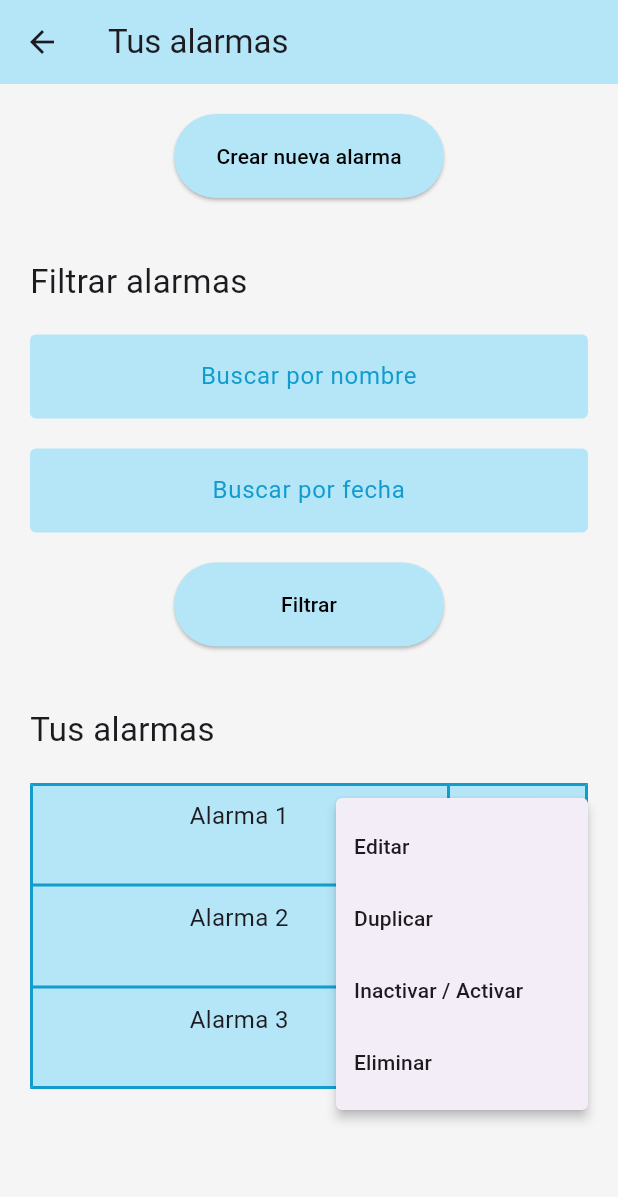
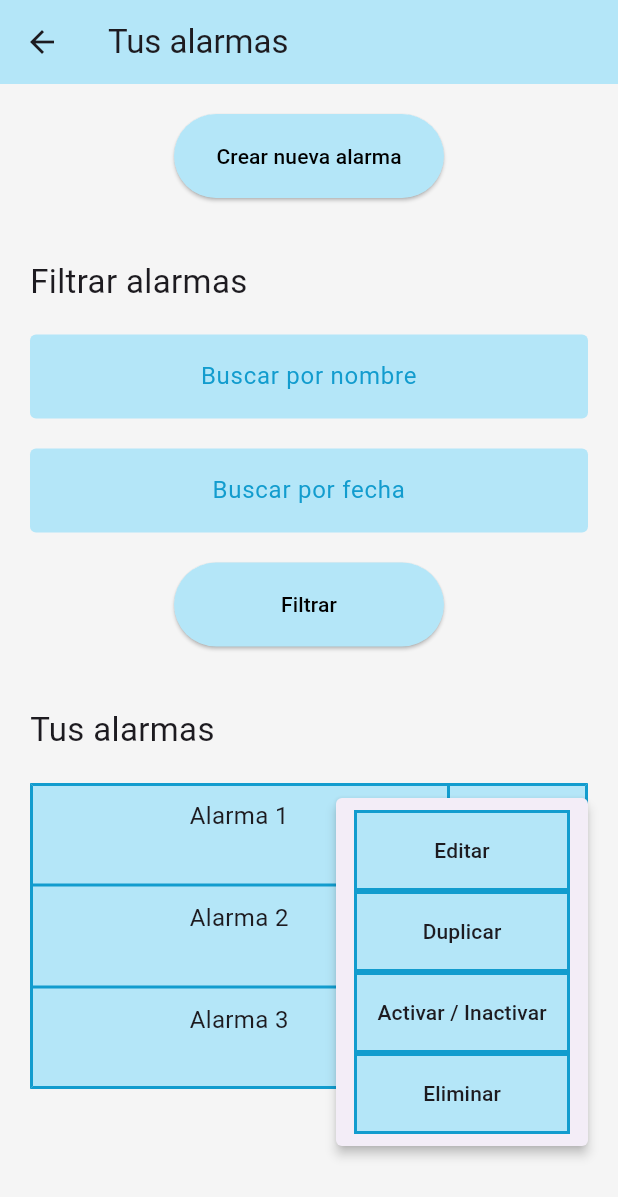
Before and after one commit to juanca-uniandes/miso2024_maquetacion_mobile, a Flutter app: the screen it shows after launch, after a tap on "Iniciar sesión", after a tap on the "more vert" icon, on a phone screen of 412 x 824 dp. Shown: the top 1197 px of the screen. Run offline on Flutter 3.47's test engine with Material 3 defaults, Android fonts, the phone set to English and light mode, and no system bars.

Commit message:
Adicionar estilos a los botones de tabla de alarmas

```diff
--- a/lib/views/alarms_screen.dart
+++ b/lib/views/alarms_screen.dart
@@ -26,6 +26,7 @@ class AlarmScreen extends StatelessWidget {
             Center(
               child: ElevatedButton(
                 onPressed: () {
+                  // Acción para crear una nueva alarma
                 },
                 child: Text('Crear nueva alarma'),
                 style: ElevatedButton.styleFrom(
@@ -72,6 +73,7 @@ class AlarmScreen extends StatelessWidget {
 
                   ElevatedButton(
                     onPressed: () {
+                      // Acción para filtrar alarmas
                     },
                     child: Text('Filtrar'),
                     style: ElevatedButton.styleFrom(
@@ -127,19 +129,63 @@ class AlarmScreen extends StatelessWidget {
                             return [
                               PopupMenuItem(
                                 value: 'editar',
-                                child: Text('Editar'),
+                                child: Container(
+                                  width: double.infinity, // Ocupa todo el ancho
+                                  decoration: BoxDecoration(
+                                    color: Color(0xFFB4E6F8),
+                                    border: Border.all(
+                                      color: Color(0xFF129CCE), // Borde de color
+                                      width: 2,
+                                    ),
+                                  ),
+                                  padding: EdgeInsets.symmetric(vertical: 15), // Alto máximo
+                                  child: Center(child: Text('Editar')),
+                                ),
                               ),
                               PopupMenuItem(
                                 value: 'duplicar',
-                                child: Text('Duplicar'),
+                                child: Container(
+                                  width: double.infinity,
+                                  decoration: BoxDecoration(
+                                    color: Color(0xFFB4E6F8),
+                                    border: Border.all(
+                                      color: Color(0xFF129CCE),
+                                      width: 2,
+                                    ),
+                                  ),
+                                  padding: EdgeInsets.symmetric(vertical: 15),
+                                  child: Center(child: Text('Duplicar')),
+                                ),
                               ),
                               PopupMenuItem(
                                 value: 'inactivar',
-                                child: Text('Inactivar / Activar'),
+                                child: Container(
+                                  width: double.infinity,
+                                  decoration: BoxDecoration(
+                                    color: Color(0xFFB4E6F8),
+                                    border: Border.all(
+                                      color: Color(0xFF129CCE),
+                                      width: 2,
+                                    ),
+                                  ),
+                                  padding: EdgeInsets.symmetric(vertical: 15),
+                                  child: Center(child: Text('Activar / Inactivar')),
+                                ),
                               ),
                               PopupMenuItem(
                                 value: 'eliminar',
-                                child: Text('Eliminar'),
+                                child: Container(
+                                  width: double.infinity,
+                                  decoration: BoxDecoration(
+                                    color: Color(0xFFB4E6F8),
+                                    border: Border.all(
+                                      color: Color(0xFF129CCE),
+                                      width: 2,
+                                    ),
+                                  ),
+                                  padding: EdgeInsets.symmetric(vertical: 15),
+                                  child: Center(child: Text('Eliminar')),
+                                ),
                               ),
                             ];
                           },
--- a/lib/views/splash_screen.dart
+++ b/lib/views/splash_screen.dart
@@ -13,7 +13,7 @@ class SplashScreen extends StatelessWidget {
     return Scaffold(
       backgroundColor: Colors.white,
       body: Center(
-        child: Image.asset('assets/imgs/reloj.png'), // Asegúrate de tener un logo en esta ruta
+        child: Image.asset('assets/imgs/reloj.png'),
       ),
     );
   }
```
